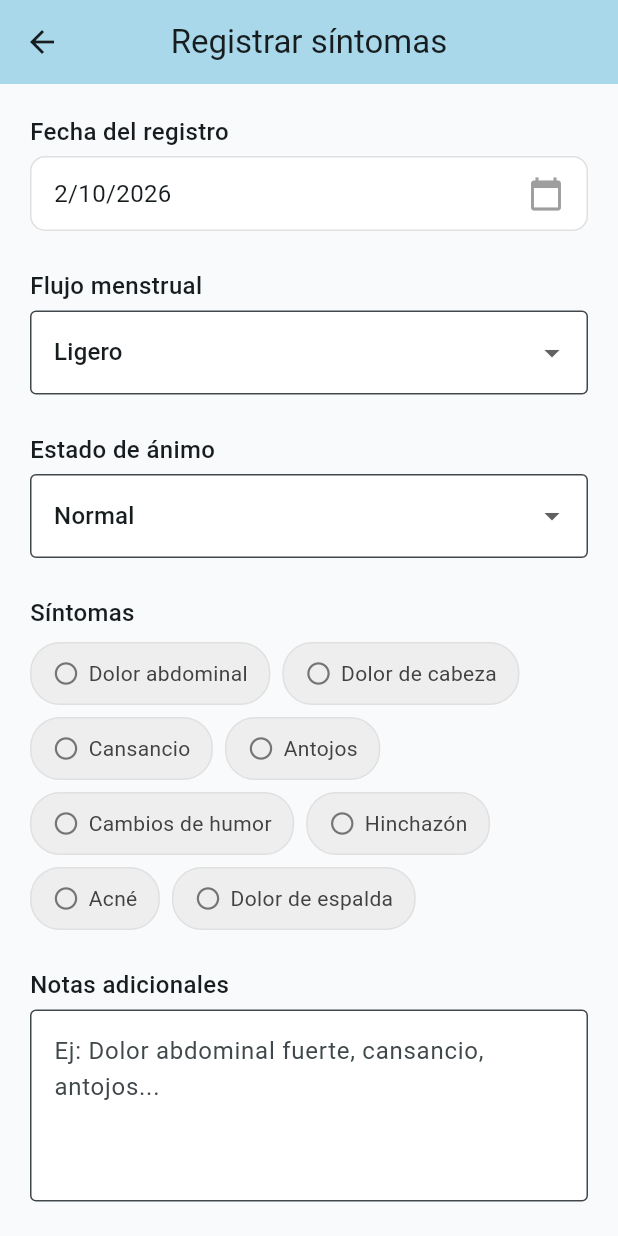
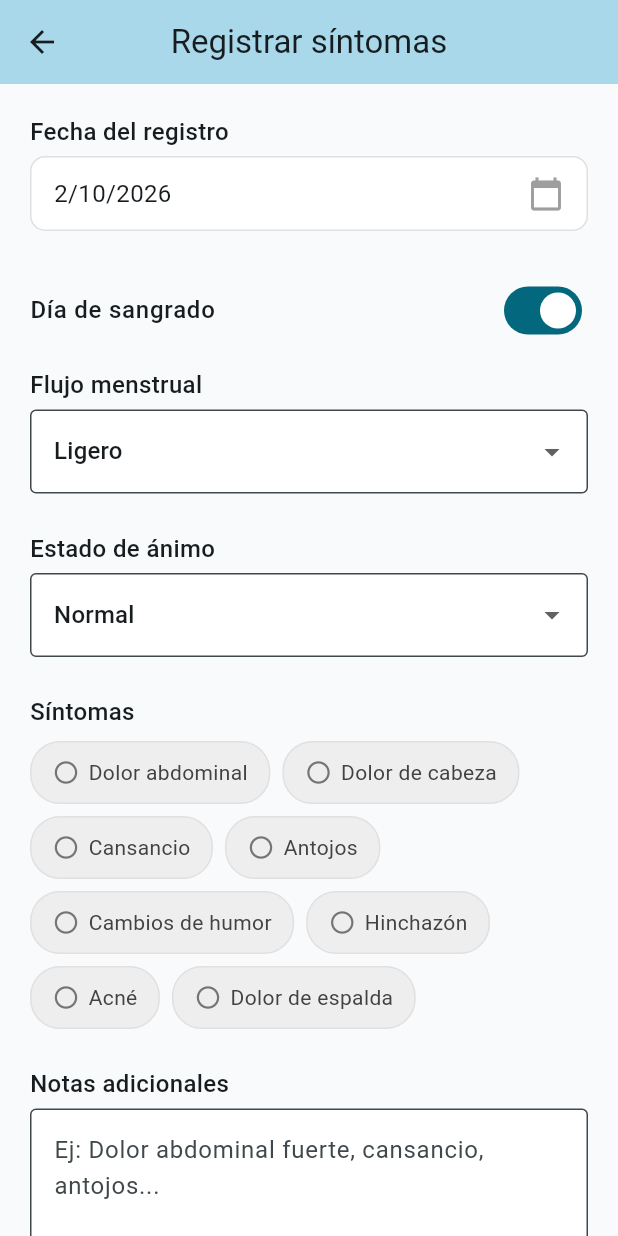
Before and after one commit to Soofiaa/Aura, a Flutter app: the AddCycleScreen screen opened directly, on a phone screen of 412 x 824 dp. Run offline on Flutter 3.47's test engine with Material 3 defaults, Android fonts, the phone set to English and light mode, and no system bars; our stand-ins replace drift, fl_chart, flutter_local_notifications, hive_flutter, table_calendar, timezone; missing offline and left inert: sqlite3; accounts and stored records are empty; generated files the repository leaves out were written again.

Commit message:
feat: conectar add_cycle_screen a CycleRepository + interruptor de sangrado
Cambio de UI: se agrega un SwitchListTile 'Dia de sangrado' (activado
por defecto). El dropdown de flujo solo se muestra si esta activado;
si esta apagado, flow queda null y is_period_day no se fuerza (ver
CycleRepository.upsertDay para la semantica exacta de conservacion).

Al elegir una fecha que ya tiene un registro, el formulario se
prellena con lo existente. Guardar es un upsert por fecha. Ya no
depende de Hive.

Co-Authored-By: Claude Sonnet 5 <noreply@anthropic.com>
Claude-Session: https://claude.ai/code/session_014GPjkshvaEF6ZazNkX3Pce

```diff
--- a/lib/screens/add_cycle_screen.dart
+++ b/lib/screens/add_cycle_screen.dart
@@ -1,6 +1,7 @@
 import 'package:flutter/material.dart';
-import 'package:hive_flutter/hive_flutter.dart';
-import '../data/database/hive_boxes.dart';
+import '../data/models/day_enums.dart';
+import '../data/repositories/cycle_repository.dart';
+import '../utils/day_key.dart';
 import '../widgets/symptom_selector.dart';
 
 class AddCycleScreen extends StatefulWidget {
@@ -14,38 +15,63 @@ class _AddCycleScreenState extends State<AddCycleScreen> {
   final _formKey = GlobalKey<FormState>();
 
   DateTime _selectedDate = DateTime.now();
-  String _flujo = 'Ligero';
-  String _estadoAnimo = 'Normal';
+
+  // Por defecto activado: la mayoria de los registros son de dias de
+  // sangrado. Si se apaga, flow queda null y is_period_day no se fuerza
+  // a true (ver CycleRepository.upsertDay).
+  bool _esDiaDeSangrado = true;
+  FlowIntensity _flujo = FlowIntensity.ligero;
+  Mood _estadoAnimo = Mood.normal;
   final TextEditingController _notasController = TextEditingController();
-
-  // Nuevo: lista de síntomas seleccionados
   List<String> _selectedSymptoms = [];
 
-  final List<String> _opcionesFlujo = ['Ligero', 'Moderado', 'Abundante'];
-  final List<String> _opcionesAnimo = [
-    'Feliz',
-    'Triste',
-    'Irritable',
-    'Cansada',
-    'Normal'
-  ];
+  @override
+  void initState() {
+    super.initState();
+    _cargarDia(_selectedDate);
+  }
 
-  void _guardarRegistro() {
+  /// Prellena el formulario con lo que ya existe para [date], o lo
+  /// resetea a los valores por defecto si no hay nada registrado.
+  Future<void> _cargarDia(DateTime date) async {
+    final dateKey = DayKey.fromDate(date);
+    final existing = await cycleRepository.getDay(dateKey);
+    final symptoms = await cycleRepository.getSymptomsForDay(dateKey);
+
+    if (!mounted) return;
+    setState(() {
+      if (existing != null) {
+        _esDiaDeSangrado = existing.isPeriodDay;
+        _flujo = existing.flow ?? FlowIntensity.ligero;
+        _estadoAnimo = existing.mood ?? Mood.normal;
+        _notasController.text = existing.notes ?? '';
+        _selectedSymptoms = symptoms.map((s) => s.label).toList();
+      } else {
+        _esDiaDeSangrado = true;
+        _flujo = FlowIntensity.ligero;
+        _estadoAnimo = Mood.normal;
+        _notasController.text = '';
+        _selectedSymptoms = [];
+      }
+    });
+  }
+
+  Future<void> _guardarRegistro() async {
     if (_formKey.currentState!.validate()) {
-      final box = HiveBoxes.getDiasBox(); // 👈 usa el método, no el string
+      final symptoms = _selectedSymptoms
+          .map((label) => Symptom.values.firstWhere((s) => s.label == label))
+          .toSet();
 
-      final registro = {
-        "fecha": _selectedDate.toIso8601String(),
-        "flujo": _flujo,
-        "estado_animo": _estadoAnimo,
-        "sintomas": _selectedSymptoms,
-        "notas": _notasController.text.trim(),
-      };
+      await cycleRepository.upsertDay(
+        date: DayKey.fromDate(_selectedDate),
+        isPeriodDaySwitch: _esDiaDeSangrado,
+        flow: _esDiaDeSangrado ? _flujo : null,
+        mood: _estadoAnimo,
+        notes: _notasController.text.trim(),
+        symptoms: symptoms,
+      );
 
-      final List registros = box.get('registros', defaultValue: []);
-      registros.add(registro);
-      box.put('registros', registros);
-
+      if (!mounted) return;
       ScaffoldMessenger.of(context).showSnackBar(
         const SnackBar(content: Text("Registro guardado correctamente ✅")),
       );
@@ -84,6 +110,7 @@ class _AddCycleScreenState extends State<AddCycleScreen> {
                   );
                   if (pickedDate != null) {
                     setState(() => _selectedDate = pickedDate);
+                    await _cargarDia(pickedDate);
                   }
                 },
                 child: Container(
@@ -108,15 +135,28 @@ class _AddCycleScreenState extends State<AddCycleScreen> {
               ),
 
               const SizedBox(height: 25),
+              SwitchListTile(
+                contentPadding: EdgeInsets.zero,
+                title: const Text(
+                  "Día de sangrado",
+                  style: TextStyle(fontSize: 16, fontWeight: FontWeight.w500),
+                ),
+                value: _esDiaDeSangrado,
+                onChanged: (v) => setState(() => _esDiaDeSangrado = v),
+              ),
+
+              if (_esDiaDeSangrado) ...[
+                const SizedBox(height: 10),
                 const Text(
                   "Flujo menstrual",
                   style: TextStyle(fontSize: 16, fontWeight: FontWeight.w500),
                 ),
                 const SizedBox(height: 5),
-              DropdownButtonFormField<String>(
-                value: _flujo,
-                items: _opcionesFlujo
-                    .map((f) => DropdownMenuItem(value: f, child: Text(f)))
+                DropdownButtonFormField<FlowIntensity>(
+                  initialValue: _flujo,
+                  items: FlowIntensity.values
+                      .map((f) =>
+                          DropdownMenuItem(value: f, child: Text(f.label)))
                       .toList(),
                   onChanged: (v) => setState(() => _flujo = v!),
                   decoration: const InputDecoration(
@@ -125,6 +165,7 @@ class _AddCycleScreenState extends State<AddCycleScreen> {
                     fillColor: Colors.white,
                   ),
                 ),
+              ],
 
               const SizedBox(height: 25),
               const Text(
@@ -132,10 +173,11 @@ class _AddCycleScreenState extends State<AddCycleScreen> {
                 style: TextStyle(fontSize: 16, fontWeight: FontWeight.w500),
               ),
               const SizedBox(height: 5),
-              DropdownButtonFormField<String>(
-                value: _estadoAnimo,
-                items: _opcionesAnimo
-                    .map((a) => DropdownMenuItem(value: a, child: Text(a)))
+              DropdownButtonFormField<Mood>(
+                initialValue: _estadoAnimo,
+                items: Mood.values
+                    .map((a) =>
+                        DropdownMenuItem(value: a, child: Text(a.label)))
                     .toList(),
                 onChanged: (v) => setState(() => _estadoAnimo = v!),
                 decoration: const InputDecoration(
@@ -145,7 +187,7 @@ class _AddCycleScreenState extends State<AddCycleScreen> {
                 ),
               ),
 
-              // 🔹 Nueva sección de selección de síntomas
+              // 🔹 Sección de selección de síntomas
               const SizedBox(height: 25),
               const Text(
                 "Síntomas",
```
Lines whose indentation alone changed are shown as unchanged.
